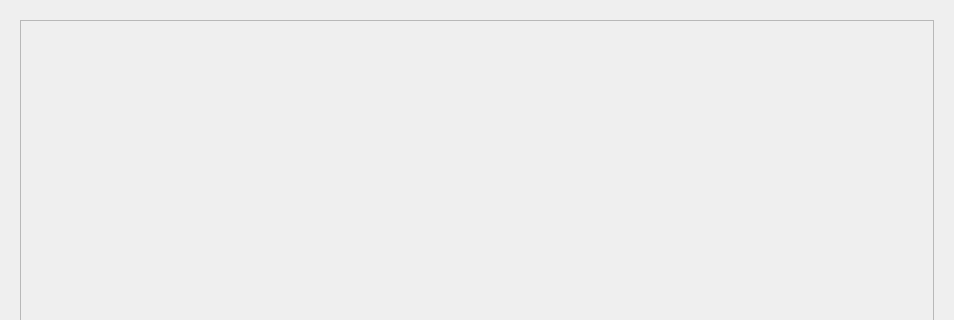
The window that results_graphics.ui (chevashetz/app) describes before a commit, drawn with Qt 5; both pictures show x 0 to 954 and y 0 to 320 of the 954 by 872 pixel window.
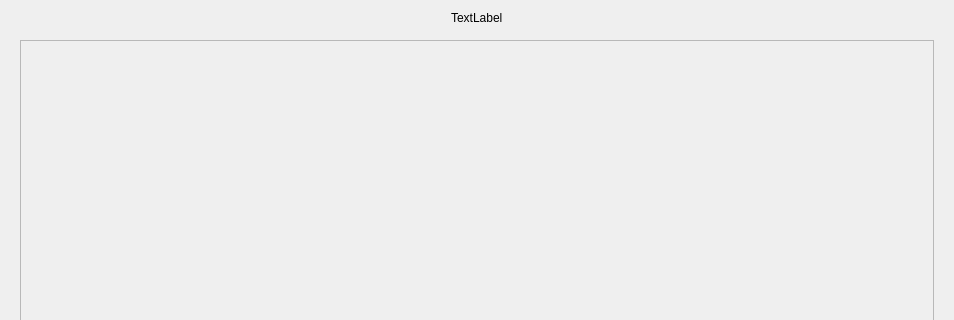
The same window after the commit.

The edit to the form file:
```diff
--- a/results_graphics.ui
+++ b/results_graphics.ui
@@ -14,6 +14,13 @@
    <string>Form</string>
   </property>
   <layout class="QVBoxLayout" name="verticalLayout_2">
+   <item alignment="Qt::AlignHCenter">
+    <widget class="QLabel" name="label">
+     <property name="text">
+      <string>TextLabel</string>
+     </property>
+    </widget>
+   </item>
    <item>
     <widget class="QStackedWidget" name="stackedWidget">
      <property name="currentIndex">
```
